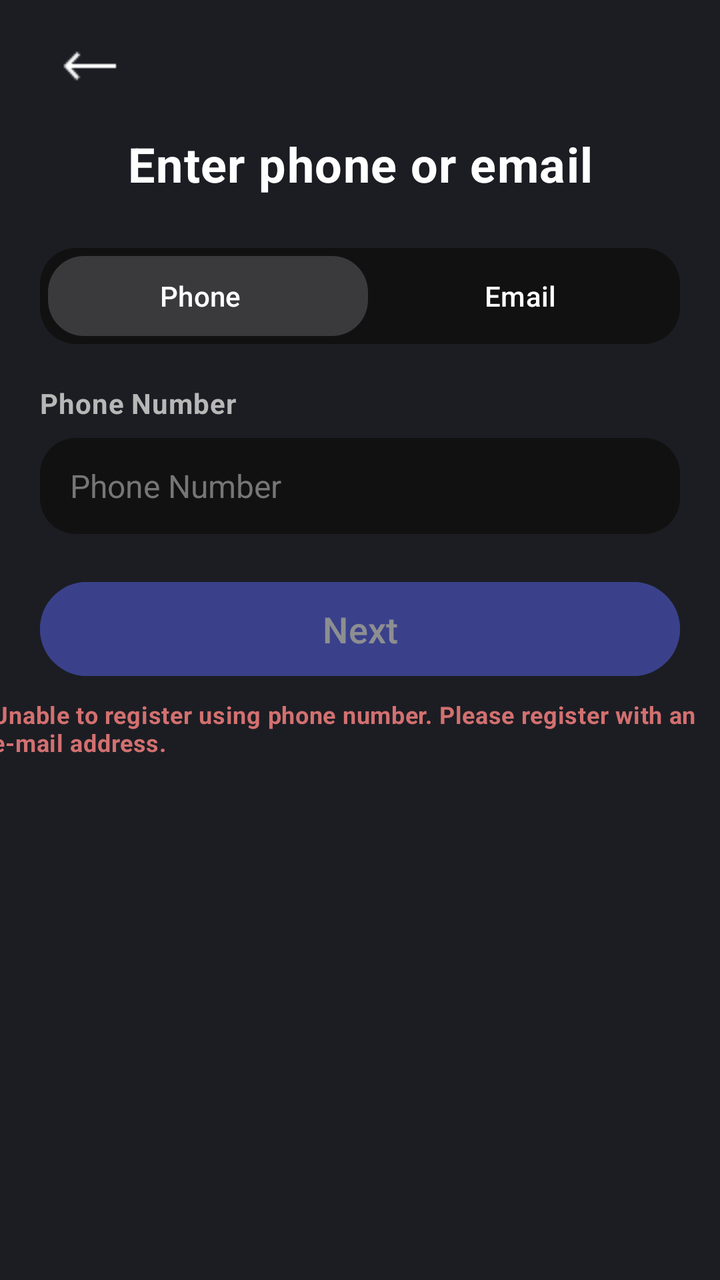
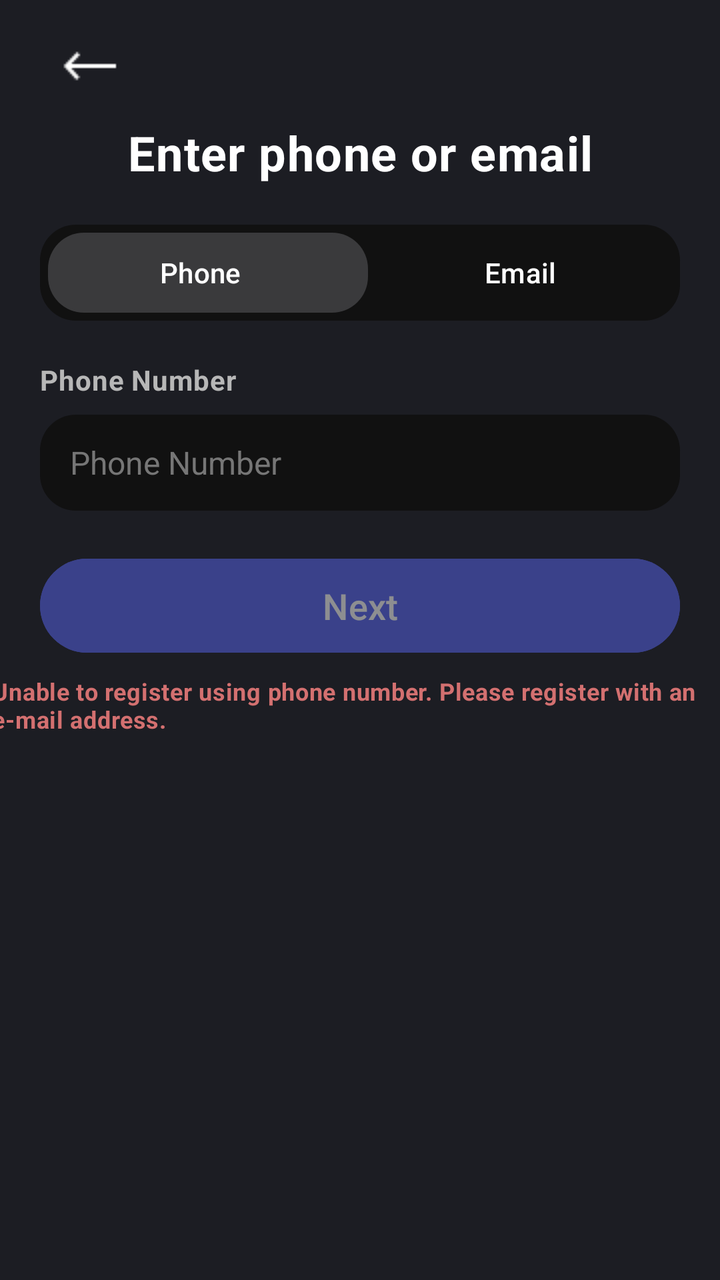

Compare the two renders of this Android layout. The source of the first and the diff that turns it into the second are given below.
<!-- AndroidManifest.xml: application theme Theme.Doscord -->
<!-- res/layout/activity_register.xml -->
<?xml version="1.0" encoding="utf-8"?>
<androidx.constraintlayout.widget.ConstraintLayout xmlns:android="http://schemas.android.com/apk/res/android"
    xmlns:app="http://schemas.android.com/apk/res-auto"
    xmlns:tools="http://schemas.android.com/tools"
    android:id="@+id/main"
    android:layout_width="match_parent"
    android:layout_height="match_parent"
    android:background="#1c1d23"
    tools:context=".RegisterActivity">

    <ImageButton
        android:id="@+id/regBack"
        android:layout_width="48dp"
        android:layout_height="48dp"
        android:layout_marginStart="20dp"
        android:layout_marginTop="10dp"
        android:background="@android:color/transparent"
        android:contentDescription="@string/back"
        android:onClick="backToHome"
        app:layout_constraintStart_toStartOf="parent"
        app:layout_constraintTop_toTopOf="parent"
        app:srcCompat="@drawable/back" />

    <TextView
        android:id="@+id/regTitle"
        android:layout_width="272dp"
        android:layout_height="44dp"
        android:layout_marginTop="60dp"
        android:gravity="center"
        android:letterSpacing="0.02"
        android:text="@string/phoneOrMail"
        android:textColor="#FFFFFF"
        android:textSize="24sp"
        android:textStyle="bold"
        app:layout_constraintEnd_toEndOf="parent"
        app:layout_constraintStart_toStartOf="parent"
        app:layout_constraintTop_toTopOf="parent" />

    <FrameLayout
        android:id="@+id/regBar"
        android:layout_width="0dp"
        android:layout_height="48dp"
        android:layout_marginStart="20dp"
        android:layout_marginTop="20dp"
        android:layout_marginEnd="20dp"
        android:background="@drawable/input_background"
        android:clipChildren="false"
        android:clipToPadding="false"
        app:layout_constraintEnd_toEndOf="parent"
        app:layout_constraintStart_toStartOf="parent"
        app:layout_constraintTop_toBottomOf="@+id/regTitle">

        <View
            android:id="@+id/regSelector"
            android:layout_width="160dp"
            android:layout_height="match_parent"
            android:layout_gravity="start"
            android:layout_margin="4dp"
            android:background="@drawable/bg_gray_rounded" />

        <LinearLayout
            android:layout_width="match_parent"
            android:layout_height="match_parent"
            android:orientation="horizontal">

            <Button
                android:id="@+id/regPhone"
                android:layout_width="0dp"
                android:layout_height="match_parent"
                android:layout_weight="1"
                android:background="@android:color/transparent"
                android:gravity="center"
                android:text="@string/phone"
                android:textAllCaps="false"
                android:textColor="#FFFFFF" />

            <Button
                android:id="@+id/regEmail"
                android:layout_width="0dp"
                android:layout_height="match_parent"
                android:layout_weight="1"
                android:background="@android:color/transparent"
                android:gravity="center"
                android:text="@string/email"
                android:textAllCaps="false"
                android:textColor="#FFFFFF" />

        </LinearLayout>
    </FrameLayout>

    <TextView
        android:id="@+id/label1"
        android:layout_width="200dp"
        android:layout_height="22dp"
        android:layout_marginStart="20dp"
        android:layout_marginTop="20dp"
        android:letterSpacing="0.02"
        android:text="@string/phone_number"
        android:textColor="#B7B7B7"
        android:textStyle="bold"
        app:layout_constraintStart_toStartOf="parent"
        app:layout_constraintTop_toBottomOf="@+id/regBar" />

    <EditText
        android:id="@+id/phoneOrEmail"
        android:layout_width="0dp"
        android:layout_height="48dp"
        android:layout_marginStart="20dp"
        android:layout_marginTop="5dp"
        android:layout_marginEnd="20dp"
        android:background="@drawable/input_background"
        android:ems="10"
        android:hint="@string/phone_number"
        android:inputType="phone"
        android:paddingLeft="15dp"
        android:paddingRight="15dp"
        android:textColor="#FFFFFF"
        android:textColorHint="#767676"
        android:textSize="16sp"
        app:layout_constraintEnd_toEndOf="parent"
        app:layout_constraintHorizontal_bias="1.0"
        app:layout_constraintStart_toStartOf="parent"
        app:layout_constraintTop_toBottomOf="@+id/label1"
        tools:ignore="TextFields" />

    <Button
        android:id="@+id/regNext"
        android:layout_width="0dp"
        android:layout_height="55dp"
        android:layout_marginStart="20dp"
        android:layout_marginTop="20dp"
        android:layout_marginEnd="20dp"
        android:alpha="0.5"
        android:backgroundTint="#5865f2"
        android:enabled="false"
        android:text="@string/next"
        android:textColor="@color/white"
        android:textSize="18sp"
        app:layout_constraintEnd_toEndOf="parent"
        app:layout_constraintHorizontal_bias="0.0"
        app:layout_constraintStart_toStartOf="parent"
        app:layout_constraintTop_toBottomOf="@+id/phoneOrEmail" />

    <TextView
        android:id="@+id/label2"
        android:layout_width="369dp"
        android:layout_height="wrap_content"
        android:layout_marginStart="7dp"
        android:layout_marginTop="7dp"
        android:layout_marginEnd="7dp"
        android:letterSpacing="0.02"
        android:text="Unable to register using phone number. Please register with an e-mail address."
        android:textColor="#D37070"
        android:textSize="12sp"
        android:textStyle="bold"
        app:layout_constraintEnd_toEndOf="parent"
        app:layout_constraintStart_toStartOf="parent"
        app:layout_constraintTop_toBottomOf="@+id/regNext" />

</androidx.constraintlayout.widget.ConstraintLayout>
<!-- resources referenced by this layout -->
<resources>
  <color name="white">#FFFFFFFF</color>
  <!-- drawable back: png bitmap (drawable, 256 bytes) -->
  <!-- drawable bg_gray_rounded (drawable) -->
  <?xml version="1.0" encoding="utf-8"?>
  <shape xmlns:android="http://schemas.android.com/apk/res/android">
      <solid android:color="#3A3A3C"/> 
  
      <corners android:radius="18dp"/>
  </shape>
  <!-- drawable input_background (drawable) -->
  <?xml version="1.0" encoding="utf-8"?>
  <shape xmlns:android="http://schemas.android.com/apk/res/android"
      android:shape="rectangle">
  
      
      <solid android:color="#111111" />
  
      
      <corners android:radius="18dp" />
  
  </shape>
  <string name="back">Back</string>
  <string name="email">Email</string>
  <string name="next">Next</string>
  <string name="phone">Phone</string>
  <string name="phoneOrMail">Enter phone or email</string>
  <string name="phone_number">Phone Number</string>
  <style name="Theme.Doscord" parent="Base.Theme.Doscord" />
  <style name="Base.Theme.Doscord" parent="Theme.Material3.DayNight.NoActionBar">
          
          
      </style>
</resources>

<!-- the commit's change to res/layout/activity_register.xml (unified diff, before → after) -->
@@ -16,15 +16,15 @@
         android:layout_marginTop="10dp"
         android:background="@android:color/transparent"
         android:contentDescription="@string/back"
-        android:onClick="backToHome"
+        android:onClick="finish"
         app:layout_constraintStart_toStartOf="parent"
         app:layout_constraintTop_toTopOf="parent"
         app:srcCompat="@drawable/back" />
 
     <TextView
         android:id="@+id/regTitle"
-        android:layout_width="272dp"
-        android:layout_height="44dp"
+        android:layout_width="wrap_content"
+        android:layout_height="wrap_content"
         android:layout_marginTop="60dp"
         android:gravity="center"
         android:letterSpacing="0.02"
@@ -59,6 +59,7 @@
             android:background="@drawable/bg_gray_rounded" />
 
         <LinearLayout
+            android:id="@+id/regBtnContainer"
             android:layout_width="match_parent"
             android:layout_height="match_parent"
             android:orientation="horizontal">
@@ -89,7 +90,7 @@
     </FrameLayout>
 
     <TextView
-        android:id="@+id/label1"
+        android:id="@+id/regLabel"
         android:layout_width="200dp"
         android:layout_height="22dp"
         android:layout_marginStart="20dp"
@@ -102,7 +103,7 @@
         app:layout_constraintTop_toBottomOf="@+id/regBar" />
 
     <EditText
-        android:id="@+id/phoneOrEmail"
+        android:id="@+id/legPhoneOrEmail"
         android:layout_width="0dp"
         android:layout_height="48dp"
         android:layout_marginStart="20dp"
@@ -120,7 +121,7 @@
         app:layout_constraintEnd_toEndOf="parent"
         app:layout_constraintHorizontal_bias="1.0"
         app:layout_constraintStart_toStartOf="parent"
-        app:layout_constraintTop_toBottomOf="@+id/label1"
+        app:layout_constraintTop_toBottomOf="@+id/regLabel"
         tools:ignore="TextFields" />
 
     <Button
@@ -133,16 +134,17 @@
         android:alpha="0.5"
         android:backgroundTint="#5865f2"
         android:enabled="false"
+        android:onClick="toDisplayReg"
         android:text="@string/next"
         android:textColor="@color/white"
         android:textSize="18sp"
         app:layout_constraintEnd_toEndOf="parent"
         app:layout_constraintHorizontal_bias="0.0"
         app:layout_constraintStart_toStartOf="parent"
-        app:layout_constraintTop_toBottomOf="@+id/phoneOrEmail" />
+        app:layout_constraintTop_toBottomOf="@+id/legPhoneOrEmail" />
 
     <TextView
-        android:id="@+id/label2"
+        android:id="@+id/regWarning"
         android:layout_width="369dp"
         android:layout_height="wrap_content"
         android:layout_marginStart="7dp"
